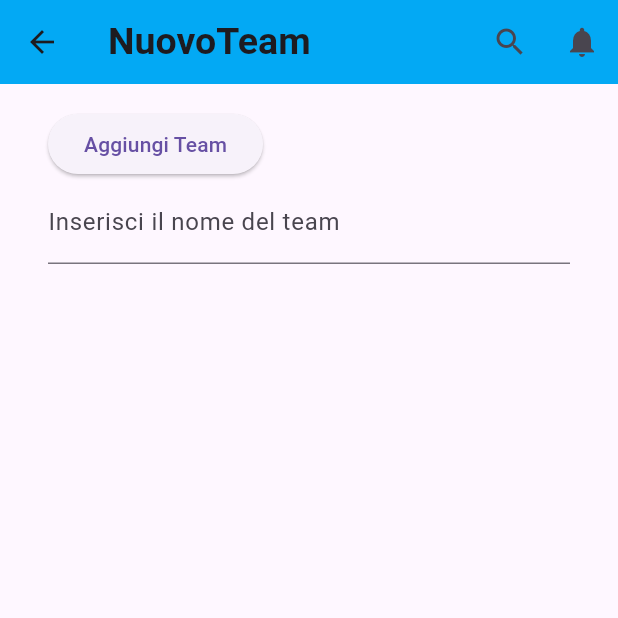
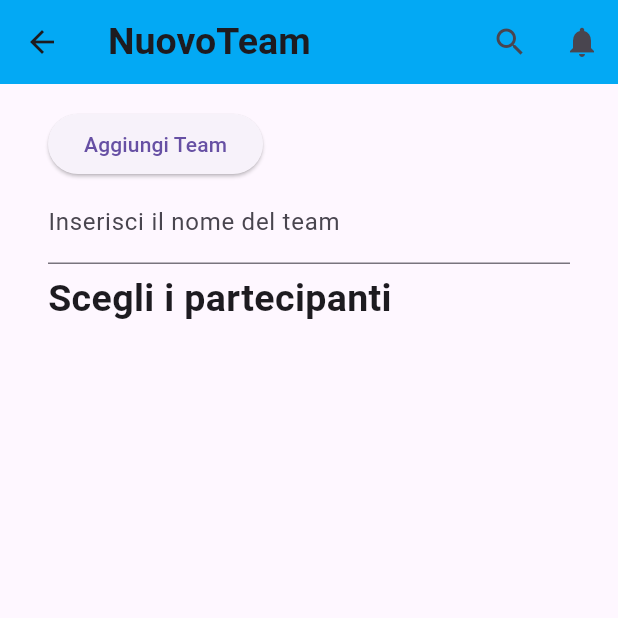
Before and after one commit to apiantonio/OneTask, a Flutter app: the NewTeam screen opened directly, on a phone screen of 412 x 824 dp, the top half of it. Run offline on Flutter 3.47's test engine with Material 3 defaults, Android fonts, the phone set to English and light mode, and no system bars; our stand-ins replace sqflite; accounts and stored records are empty.

Commit message:
aggiunto testo scegli partecipanti

```diff
--- a/lib/screens/new_team.dart
+++ b/lib/screens/new_team.dart
@@ -51,6 +51,7 @@ class NewTeamFormState extends State<NewTeamForm> {
               },
               child: const Text('Aggiungi Team'),
               ),
+              /*campo aggiunta nome team*/
               TextFormField(
                 controller: _nomeController,
                 validator: (value) {
@@ -64,6 +65,20 @@ class NewTeamFormState extends State<NewTeamForm> {
                   labelText: 'Inserisci il nome del team',
                 ),
               ),
+
+              const SizedBox(
+                height: 5,
+              ),
+
+              const Text(
+                'Scegli i partecipanti',
+                softWrap: true,   //se non c'è abbastanza spazio manda a capo
+                style: TextStyle(
+                  fontSize: 25,
+                  fontWeight: FontWeight.bold,
+                ),
+              ),
+
         ],
       ),
     ),
```
